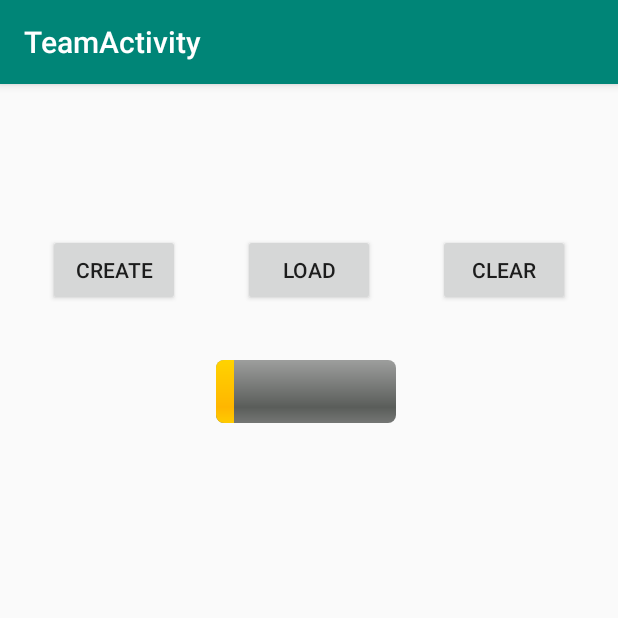
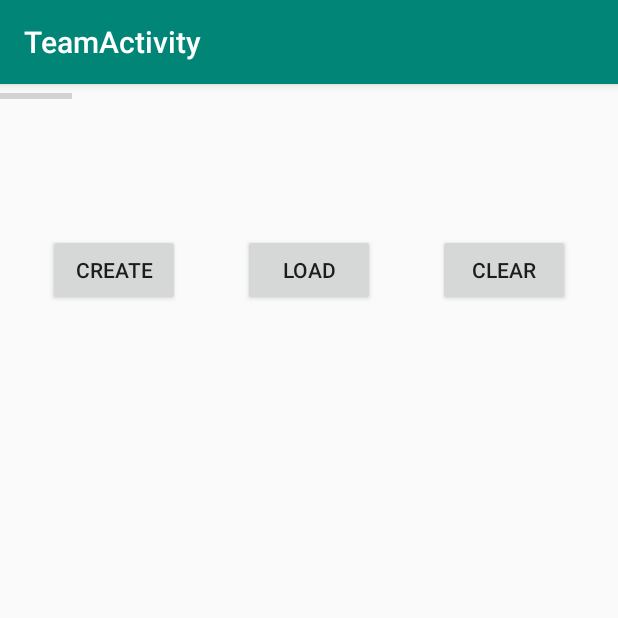
Before and after one commit to ZendejasZach/CS246, an Android app: the screen it shows after launch (MainActivity), on a phone screen of 412 x 824 dp, the top half of it. Run offline under Robolectric (Android 15) with nearby library versions, the phone set to English and light mode, and no system bars.

Commit message:
Issue with progress bar. Trying to figure out.

```diff
--- a/Week06/TeamActivity/app/src/main/java/Zendejas/CS246/MainActivity.java
+++ b/Week06/TeamActivity/app/src/main/java/Zendejas/CS246/MainActivity.java
@@ -8,6 +8,8 @@ import android.widget.ArrayAdapter;
 import android.widget.Button;
 import android.widget.ListView;
 import android.widget.ProgressBar;
+import android.widget.Toast;
+
 import java.io.BufferedReader;
 import java.io.File;
 import java.io.FileOutputStream;
@@ -22,10 +24,10 @@ public class MainActivity extends AppCompatActivity {
     String filename = "numbers.txt";
     String sCurrentLine;
     FileOutputStream outputStream;
-    ProgressBar progressBar = findViewById(R.id.progressBar);
+//    ProgressBar progressBar = findViewById(R.id.progressBar2);
     int progressStatus = 0;
-    ArrayAdapter<String> numberAdapter = new ArrayAdapter<>(this, R.layout.activity_main, R.id.View_list, Collections.singletonList(sCurrentLine));
-    ListView listView = findViewById(R.id.View_list);
+//    ArrayAdapter<String> numberAdapter = new ArrayAdapter<>(this, R.layout.activity_main, R.id.View_list, Collections.singletonList(sCurrentLine));
+//    ListView listView = findViewById(R.id.View_list);
 
     @Override
     protected void onCreate(Bundle savedInstanceState) {
@@ -34,24 +36,28 @@ public class MainActivity extends AppCompatActivity {
     }
 
     // Create button
-    public void createFile(View view){
+    public void createFile(View view) {
+        // Debugging
+        Toast create = Toast.makeText(this, "Create called", Toast.LENGTH_SHORT);
+        create.show();
+
         Button button = findViewById(R.id.button_Create);
-        button.setOnClickListener(new View.OnClickListener(){
+        button.setOnClickListener(new View.OnClickListener() {
             public void onClick(View v) {
-                try{
+                try {
                     // open fileStream
                     outputStream = openFileOutput(filename, Context.MODE_PRIVATE);
 
                     // loop to add 1-10 and sleep on each line
                     //TODO: Test this to make sure the format is correct
-                    for (int i = 0; i < 10; i++){
+                    for (int i = 0; i < 10; i++) {
                         outputStream.write(Integer.parseInt(i + "\n"));
                         progressStatus++;
-                        progressBar.setProgress(progressStatus);
+//                        progressBar.setProgress(progressStatus);
                         Thread.sleep(250);
                     }
                     outputStream.close();
-                } catch (Exception e){
+                } catch (Exception e) {
                     e.printStackTrace();
                 }
             }
@@ -61,6 +67,10 @@ public class MainActivity extends AppCompatActivity {
     // Load button
     //TODO: Test this ish too
     public void loadFile(View view){
+        // Debugging
+        Toast load = Toast.makeText(this, "Load called", Toast.LENGTH_SHORT);
+        load.show();
+
         // prep
         Button button = findViewById(R.id.button_Load);
         progressStatus = 0;
@@ -82,10 +92,10 @@ public class MainActivity extends AppCompatActivity {
 
                         // update the progress bar
                         progressStatus++;
-                        progressBar.setProgress(progressStatus);
+//                        progressBar.setProgress(progressStatus);
 
                         // add to list
-                        listView.setAdapter(numberAdapter);
+//                        listView.setAdapter(numberAdapter);
 
                         // sleepy time
                         Thread.sleep(250);
@@ -105,7 +115,7 @@ public class MainActivity extends AppCompatActivity {
         button.setOnClickListener(new View.OnClickListener(){
             public void onClick(View v){
                 // clear the adapter
-                numberAdapter.clear();
+//                numberAdapter.clear();
             }
         });
     }
--- a/Week06/TeamActivity/app/src/main/res/layout/activity_main.xml
+++ b/Week06/TeamActivity/app/src/main/res/layout/activity_main.xml
@@ -42,27 +42,23 @@
         app:layout_constraintTop_toTopOf="parent" />
 
     <ProgressBar
-        android:id="@+id/progressBar"
-        style="@android:style/Widget.ProgressBar.Horizontal"
-        android:layout_width="120dp"
-        android:layout_height="42dp"
-        android:layout_marginStart="144dp"
-        android:layout_marginTop="36dp"
-        android:max="10"
-        android:progress="1"
-        app:layout_constraintStart_toStartOf="parent"
-        app:layout_constraintTop_toBottomOf="@+id/button.Load" />
+        android:id="@+id/progressBar2"
+        style="?android:attr/progressBarStyleHorizontal"
+        android:layout_width="wrap_content"
+        android:layout_height="wrap_content"
+        tools:layout_editor_absoluteX="181dp"
+        tools:layout_editor_absoluteY="179dp" />
 
-    <android.support.v7.widget.RecyclerView
-        android:id="@+id/View.list"
-        android:layout_width="312dp"
-        android:layout_height="266dp"
-        android:layout_marginStart="8dp"
-        android:layout_marginEnd="8dp"
-        android:layout_marginBottom="180dp"
-        app:layout_constraintBottom_toBottomOf="parent"
-        app:layout_constraintEnd_toEndOf="parent"
-        app:layout_constraintHorizontal_bias="0.493"
-        app:layout_constraintStart_toStartOf="parent" />
+    <!--<android.support.v7.widget.RecyclerView-->
+        <!--android:id="@+id/View.list"-->
+        <!--android:layout_width="312dp"-->
+        <!--android:layout_height="266dp"-->
+        <!--android:layout_marginStart="8dp"-->
+        <!--android:layout_marginEnd="8dp"-->
+        <!--android:layout_marginBottom="180dp"-->
+        <!--app:layout_constraintBottom_toBottomOf="parent"-->
+        <!--app:layout_constraintEnd_toEndOf="parent"-->
+        <!--app:layout_constraintHorizontal_bias="0.493"-->
+        <!--app:layout_constraintStart_toStartOf="parent" />-->
 
 </android.support.constraint.ConstraintLayout>
```
